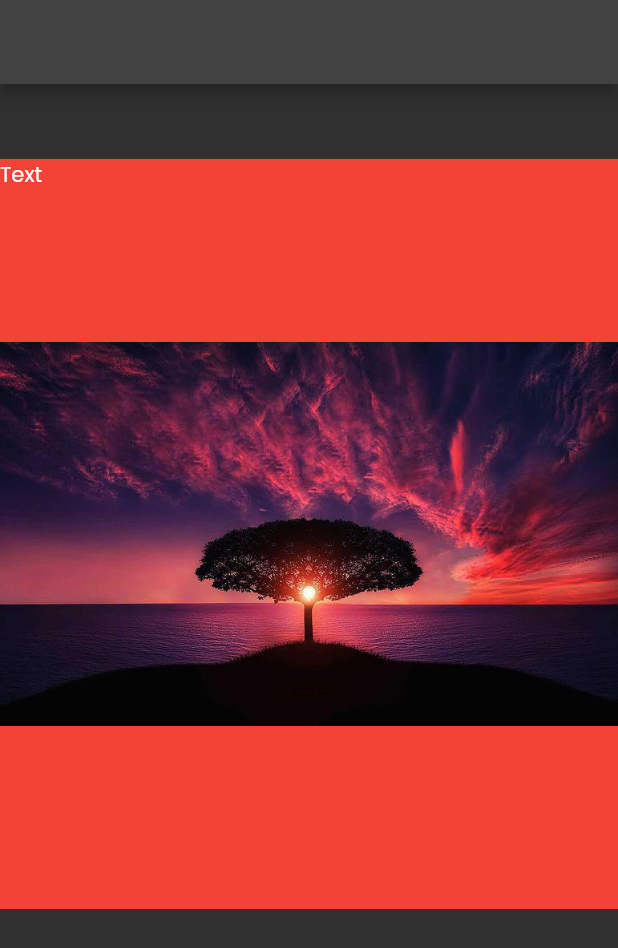
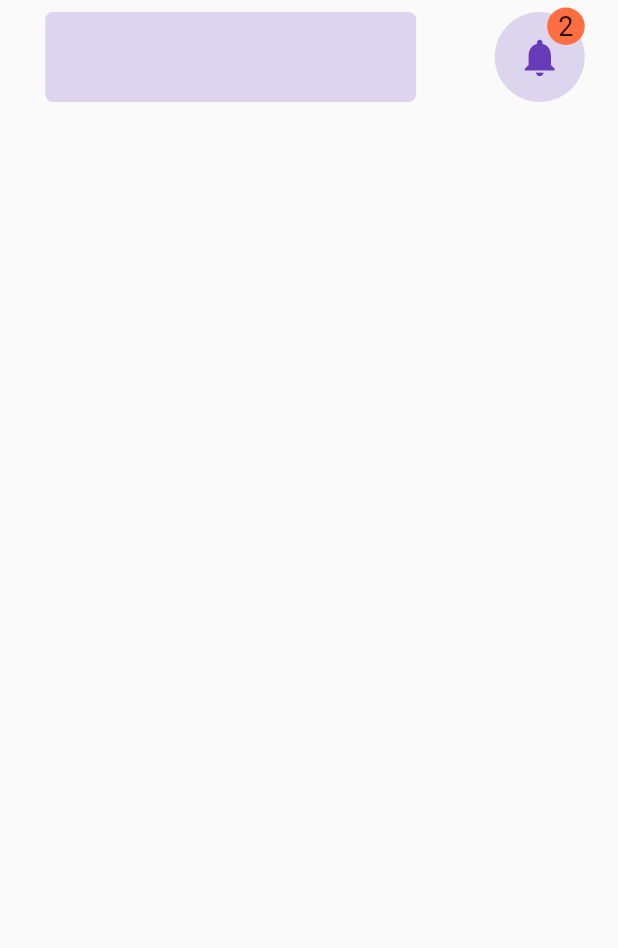
Before and after one commit to fuadmostafij6/ui_ux_dsign_part1, a Flutter app: the screen it shows after launch, on a phone screen of 412 x 824 dp. Shown: the top 948 px of the screen. Run offline on Flutter 3.47's test engine with Material 2 defaults, Android fonts, the phone set to English and light mode, and no system bars; our stand-ins replace google_fonts.

```diff
--- /dev/null
+++ b/lib/Pages/Homepage/homePageScreen.dart
@@ -0,0 +1,94 @@
+import 'package:flutter/material.dart';
+import 'package:google_fonts/google_fonts.dart';
+
+import '../../const.dart';
+import '../SearchDelegate/searchPage.dart';
+
+class HomePage extends StatefulWidget {
+  const HomePage({Key? key}) : super(key: key);
+
+  @override
+  State<HomePage> createState() => _HomePageState();
+}
+
+class _HomePageState extends State<HomePage> {
+
+  @override
+  Widget build(BuildContext context) {
+    Size size =MediaQuery.of(context).size;
+    return Scaffold(
+        body: SafeArea(
+      child: SingleChildScrollView(
+        child: Column(
+          children: [
+            Row(
+              mainAxisAlignment: MainAxisAlignment.spaceAround,
+              children: [
+
+                Padding(
+                  padding: const EdgeInsets.all(8.0),
+                  child: Container(
+                      width: size.width*0.6,
+                      height: 60,
+
+                      decoration: BoxDecoration(
+                        borderRadius: BorderRadius.circular(5),
+
+                        color: Constance().color1.withOpacity(0.2),
+
+                      ),
+
+                      child:  TextField(
+                        onTap: (){
+                          showSearch(context: context, delegate: MySearchDelegate());
+
+                        },
+                        decoration: const InputDecoration(
+                          enabledBorder: InputBorder.none,
+                          focusedBorder: InputBorder.none,
+                          contentPadding: EdgeInsets.symmetric(horizontal: 15,)
+                        ),
+
+                      )),
+                ),
+                Stack(
+                  clipBehavior: Clip.none,
+                  children: [
+                    Container(
+                        height: 60,
+                        width: 60,
+                        decoration: BoxDecoration(
+                            color: Colors.deepPurple.withOpacity(0.2),
+                          shape: BoxShape.circle
+                        ),
+                        child: IconButton(onPressed: (){}, icon: Icon(Icons.notifications, size: 30,color: Colors.deepPurple,))),
+
+
+                    Positioned(
+                      right: 0,
+                      top: -3,
+
+                      child: Container(
+                        height: 25,
+                          width: 25,
+                          decoration: const BoxDecoration(
+                              color: Colors.deepOrangeAccent,
+                              shape: BoxShape.circle
+                          ),
+                          child: Center(child: Text("2", style: TextStyle(fontSize: 18),))),
+                    ),
+
+
+
+                  ],
+                )
+
+
+              ],
+            ),
+          ],
+        ),
+      ),
+    ));
+  }
+}
--- /dev/null
+++ b/lib/const.dart
@@ -0,0 +1,9 @@
+
+
+import 'package:flutter/material.dart';
+
+class Constance{
+
+  Color color1 = Colors.deepPurple;
+
+}
--- a/lib/main.dart
+++ b/lib/main.dart
@@ -1,5 +1,5 @@
 import 'package:flutter/material.dart';
-import 'package:google_fonts/google_fonts.dart';
+import 'Pages/Homepage/homePageScreen.dart';
 void main() {
   runApp(const MyApp());
 }
@@ -10,85 +10,11 @@ class MyApp extends StatelessWidget {
   // This widget is the root of your application.
   @override
   Widget build(BuildContext context) {
-    return MaterialApp(
+    return const MaterialApp(
+      debugShowCheckedModeBanner: false,
       title: 'Flutter Demo',
-      theme: ThemeData(
-        // This is the theme of your application.
-        //
-        // Try running your application with "flutter run". You'll see the
-        // application has a blue toolbar. Then, without quitting the app, try
-        // changing the primarySwatch below to Colors.green and then invoke
-        // "hot reload" (press "r" in the console where you ran "flutter run",
-        // or simply save your changes to "hot reload" in a Flutter IDE).
-        // Notice that the counter didn't reset back to zero; the application
-        // is not restarted.
-        primarySwatch: Colors.red,
-        primaryColor: Colors.red,
-        accentColor: Colors.grey,
-        brightness: Brightness.dark,
-        fontFamily: "Georgia",
-        textTheme: TextTheme(
-          titleLarge: TextStyle(
-            color: Colors.redAccent,
-          ),
-          titleMedium: TextStyle(
-              color: Colors.redAccent
-          ),
-          titleSmall: TextStyle(
-              color: Colors.redAccent
-          ),
-          // button: TextStyle(
-          //     color: Colors.redAccent
-          // ),
 
-        )
-      ),
       home: HomePage(),
     );
   }
 }
-
-
-
-class HomePage extends StatefulWidget {
-  const HomePage({Key? key}) : super(key: key);
-
-  @override
-  State<HomePage> createState() => _HomePageState();
-}
-
-class _HomePageState extends State<HomePage> {
-  @override
-  Widget build(BuildContext context) {
-    return Scaffold(
-appBar: AppBar(),
-      body: Column(
-        mainAxisAlignment: MainAxisAlignment.start,
-        crossAxisAlignment: CrossAxisAlignment.center,
-        children: [
-          SizedBox(
-            height: 50,
-          ),
-          Center(
-
-            child: Container(
-              height: 500,
-width: 500,
-
-
-              decoration: BoxDecoration(
-                  color: Theme.of(context).primaryColor,
-                image: const DecorationImage(image: AssetImage("assets/tree.jpg"))
-              ),
-
-              child: Text("Text", style: GoogleFonts.poppins(
-                  textStyle:TextStyle()
-
-              ),),
-            ),
-          )
-        ],
-      ),
-    );
-  }
-}
```
Also changed, not shown: lib/Pages/SearchDelegate/searchPage.dart (added, +65 -0 lines).
